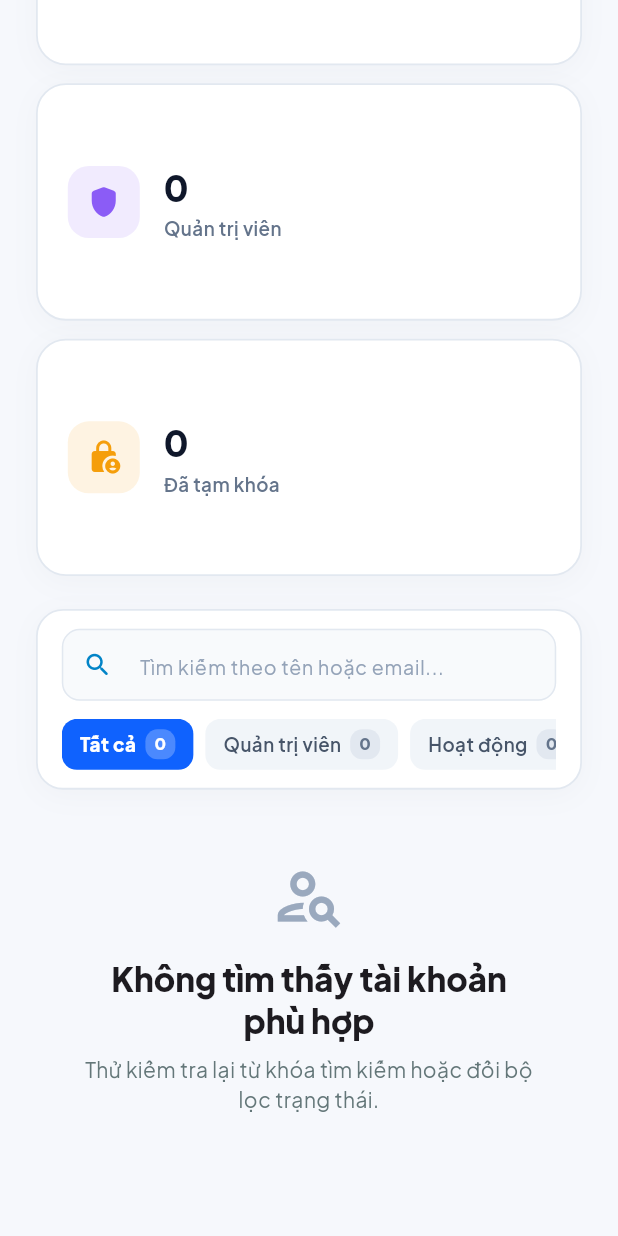
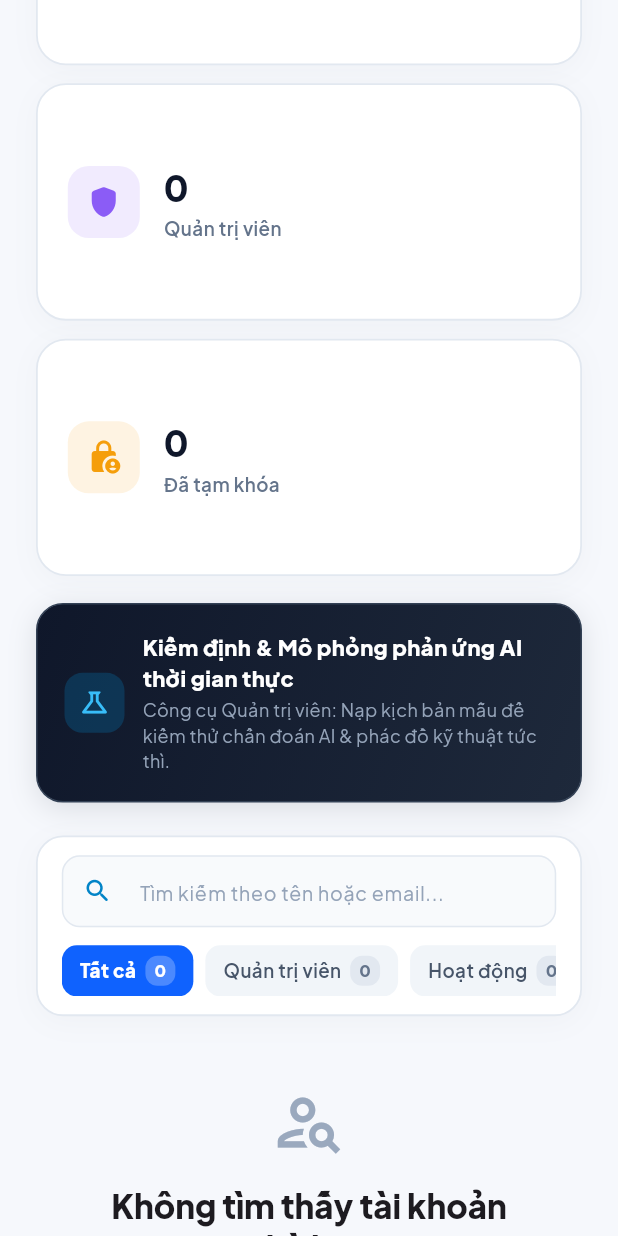
Before and after one commit to minhkhoanguyen0106-png/doan4, a Flutter app: the AdminTab widget shown alone on an empty page, opened directly with empty values, scrolled down 395 dp, on a phone screen of 412 x 824 dp. Run offline on Flutter 3.47's test engine with Material 3 defaults, Android fonts, the phone set to English and light mode, and no system bars; our stand-ins replace flutter_secure_storage, google_fonts; missing offline and left inert: dart:html, dart:js_interop; accounts and stored records are empty.

Commit message:
feat(admin): add dedicated AI simulation test bench in Admin tab with auto overview transition

```diff
--- a/frontend/lib/screens/home/water_home_screen.dart
+++ b/frontend/lib/screens/home/water_home_screen.dart
@@ -813,6 +813,7 @@ class _WaterHomeScreenState extends State<WaterHomeScreen> {
                     onRefresh: _loadAdminUsers,
                     onToggleUserStatus: _toggleUser,
                     onToggleUserRole: _toggleUserRole,
+                    onSimulate: _openSimulationDialog,
                   )
                 : _tab == 6
                 ? AquacultureDiaryTab(
@@ -1073,13 +1074,15 @@ class _WaterHomeScreenState extends State<WaterHomeScreen> {
       _latest = simulated;
       _summary = simulatedSummary;
       _history = [simulated, ..._history];
+      _tab = 0; // Tự động chuyển ngay về tab Tổng quan để cập nhật giao diện
     });
 
     ScaffoldMessenger.of(context).showSnackBar(
       SnackBar(
-        content: Text('Đã nạp số đo mô phỏng IoT thành công ($assessmentLevel)!'),
+        content: Text('Đã nạp số đo mô phỏng IoT thành công ($assessmentLevel)! Đang chuyển về Tổng quan.'),
         backgroundColor: const Color(0xFF0F62FE),
         behavior: SnackBarBehavior.floating,
+        duration: const Duration(seconds: 4),
         action: SnackBarAction(
           label: 'Xem phác đồ AI',
           textColor: Colors.white,
@@ -1087,6 +1090,13 @@ class _WaterHomeScreenState extends State<WaterHomeScreen> {
         ),
       ),
     );
+
+    // Mở ngay Hộp thoại Phác đồ AI cho tình huống vừa mô phỏng
+    WidgetsBinding.instance.addPostFrameCallback((_) {
+      if (mounted) {
+        _showActionPlan();
+      }
+    });
   }
 }
 
--- a/frontend/lib/screens/tabs/admin_tab.dart
+++ b/frontend/lib/screens/tabs/admin_tab.dart
@@ -12,6 +12,7 @@ class AdminTab extends StatefulWidget {
     required this.onRefresh,
     required this.onToggleUserStatus,
     required this.onToggleUserRole,
+    this.onSimulate,
   });
 
   final AccountUser account;
@@ -20,6 +21,7 @@ class AdminTab extends StatefulWidget {
   final Future<void> Function() onRefresh;
   final ValueChanged<AccountUser> onToggleUserStatus;
   final ValueChanged<AccountUser> onToggleUserRole;
+  final VoidCallback? onSimulate;
 
   @override
   State<AdminTab> createState() => _AdminTabState();
@@ -202,6 +204,106 @@ class _AdminTabState extends State<AdminTab> {
                 );
               }
             },
+          ),
+
+          const SizedBox(height: 18),
+
+          // Admin AI & IoT Simulation Banner
+          Container(
+            padding: const EdgeInsets.all(18),
+            decoration: BoxDecoration(
+              gradient: const LinearGradient(
+                colors: [Color(0xFF0F172A), Color(0xFF1E293B)],
+                begin: Alignment.topLeft,
+                end: Alignment.bottomRight,
+              ),
+              borderRadius: BorderRadius.circular(18),
+              border: Border.all(color: const Color(0xFF334155), width: 1),
+              boxShadow: [
+                BoxShadow(
+                  color: const Color(0xFF0F172A).withValues(alpha: 0.12),
+                  blurRadius: 16,
+                  offset: const Offset(0, 4),
+                ),
+              ],
+            ),
+            child: LayoutBuilder(
+              builder: (context, constraints) {
+                final isMobile = constraints.maxWidth < 620;
+                return Column(
+                  crossAxisAlignment: CrossAxisAlignment.start,
+                  children: [
+                    Row(
+                      children: [
+                        Container(
+                          padding: const EdgeInsets.all(9),
+                          decoration: BoxDecoration(
+                            color: const Color(0xFF0284C7).withValues(alpha: 0.25),
+                            borderRadius: BorderRadius.circular(12),
+                          ),
+                          child: const Icon(Icons.science_outlined, color: Color(0xFF38BDF8), size: 22),
+                        ),
+                        const SizedBox(width: 12),
+                        const Expanded(
+                          child: Column(
+                            crossAxisAlignment: CrossAxisAlignment.start,
+                            children: [
+                              Text(
+                                'Kiểm định & Mô phỏng phản ứng AI thời gian thực',
+                                style: TextStyle(
+                                  color: Colors.white,
+                                  fontWeight: FontWeight.w800,
+                                  fontSize: 14.5,
+                                ),
+                              ),
+                              SizedBox(height: 2),
+                              Text(
+                                'Công cụ Quản trị viên: Nạp kịch bản mẫu để kiểm thử chẩn đoán AI & phác đồ kỹ thuật tức thì.',
+                                style: TextStyle(
+                                  color: Color(0xFF94A3B8),
+                                  fontSize: 12,
+                                ),
+                              ),
+                            ],
+                          ),
+                        ),
+                        if (!isMobile && widget.onSimulate != null) ...[
+                          const SizedBox(width: 12),
+                          FilledButton.icon(
+                            onPressed: widget.onSimulate,
+                            icon: const Icon(Icons.play_circle_outline_rounded, size: 16),
+                            label: const Text('Bật kịch bản AI'),
+                            style: FilledButton.styleFrom(
+                              backgroundColor: const Color(0xFF0284C7),
+                              foregroundColor: Colors.white,
+                              padding: const EdgeInsets.symmetric(horizontal: 16, vertical: 10),
+                              shape: RoundedRectangleBorder(borderRadius: BorderRadius.circular(10)),
+                            ),
+                          ),
+                        ],
+                      ],
+                    ),
+                    if (isMobile && widget.onSimulate != null) ...[
+                      const SizedBox(height: 12),
+                      SizedBox(
+                        width: double.infinity,
+                        child: FilledButton.icon(
+                          onPressed: widget.onSimulate,
+                          icon: const Icon(Icons.play_circle_outline_rounded, size: 16),
+                          label: const Text('Bật kịch bản kiểm thử AI'),
+                          style: FilledButton.styleFrom(
+                            backgroundColor: const Color(0xFF0284C7),
+                            foregroundColor: Colors.white,
+                            padding: const EdgeInsets.symmetric(vertical: 10),
+                            shape: RoundedRectangleBorder(borderRadius: BorderRadius.circular(10)),
+                          ),
+                        ),
+                      ),
+                    ],
+                  ],
+                );
+              },
+            ),
           ),
 
           const SizedBox(height: 22),
```
